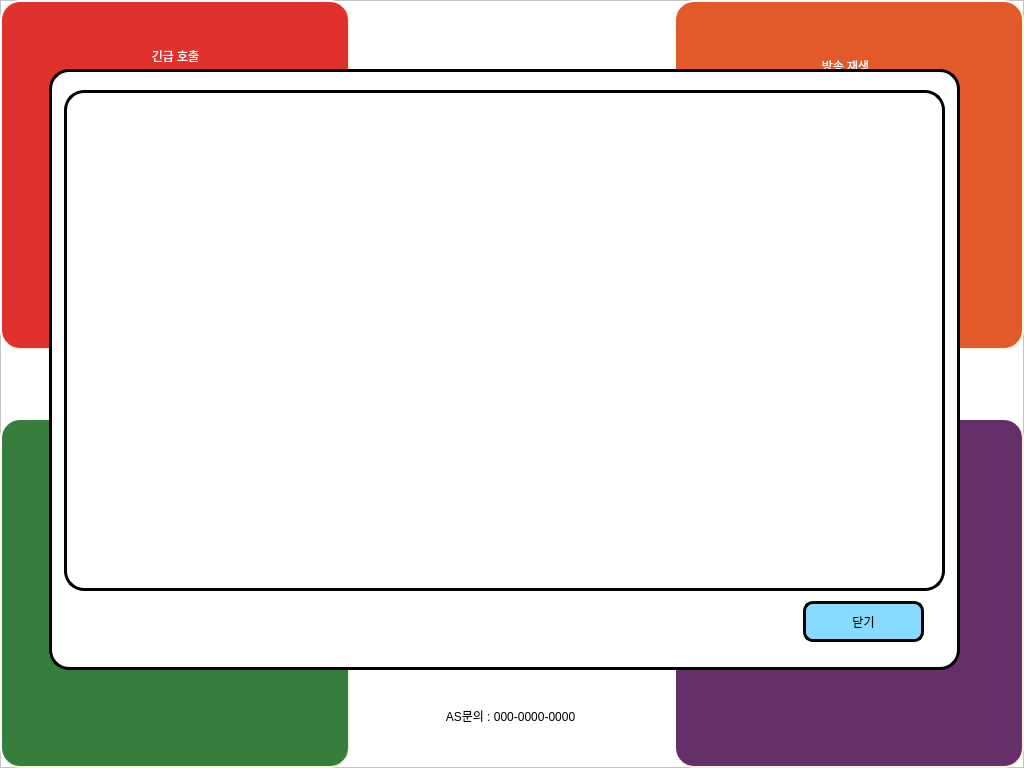
Before: the Qt Designer form broadcast.ui in twg0/BroadcastGUI, drawn with Qt 5.
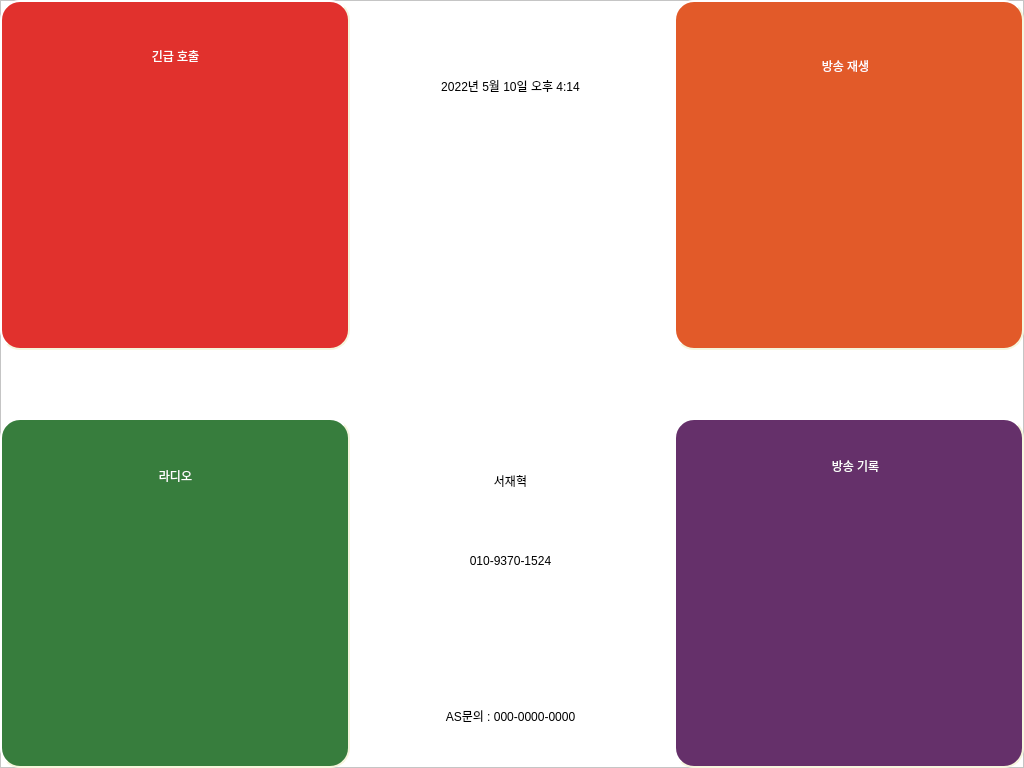
After: the same form once the commit is applied. Icons and pictures are not drawn.

Commit message: 0516_play_tts

```diff
--- a/broadcast.ui
+++ b/broadcast.ui
@@ -475,10 +475,11 @@
       </font>
      </property>
      <property name="styleSheet">
-      <string notr="true">background-color: rgb(197, 240, 255);
+      <string notr="true">background-color: rgb(255, 188, 111);
 border-radius: 20px;
+border: 2px solid black;
 font: 50pt &quot;휴먼둥근헤드라인&quot;;
-color: rgb(255, 188, 111);</string>
+color: rgb(255, 255, 255);</string>
      </property>
      <property name="text">
       <string>재생중</string>
@@ -497,8 +498,9 @@
       </rect>
      </property>
      <property name="styleSheet">
-      <string notr="true">background-color: rgb(255, 242, 194);
+      <string notr="true">background-color: #ffffff;
 border-radius: 10px;
+border: 2px solid black;
 font: 15pt &quot;맑은 고딕&quot;;</string>
      </property>
      <property name="text">
@@ -583,317 +585,6 @@
      </property>
     </widget>
    </widget>
-   <widget class="QFrame" name="radioFrame">
-    <property name="geometry">
-     <rect>
-      <x>70</x>
-      <y>100</y>
-      <width>891</width>
-      <height>591</height>
-     </rect>
-    </property>
-    <property name="styleSheet">
-     <string notr="true">background-color: rgb(189, 232, 211);
-border-radius: 20px;</string>
-    </property>
-    <property name="frameShape">
-     <enum>QFrame::StyledPanel</enum>
-    </property>
-    <property name="frameShadow">
-     <enum>QFrame::Raised</enum>
-    </property>
-    <widget class="QLineEdit" name="lineEdit">
-     <property name="geometry">
-      <rect>
-       <x>460</x>
-       <y>160</y>
-       <width>241</width>
-       <height>51</height>
-      </rect>
-     </property>
-     <property name="styleSheet">
-      <string notr="true">background-color: rgb(244, 255, 121);
-font: 75 16pt &quot;함초롬돋움&quot;;
-</string>
-     </property>
-     <property name="alignment">
-      <set>Qt::AlignCenter</set>
-     </property>
-    </widget>
-    <widget class="QLabel" name="curFreq_label">
-     <property name="geometry">
-      <rect>
-       <x>120</x>
-       <y>210</y>
-       <width>141</width>
-       <height>41</height>
-      </rect>
-     </property>
-     <property name="styleSheet">
-      <string notr="true">font: 18pt &quot;휴먼둥근헤드라인&quot;;</string>
-     </property>
-     <property name="text">
-      <string>현재 주파수</string>
-     </property>
-     <property name="alignment">
-      <set>Qt::AlignCenter</set>
-     </property>
-    </widget>
-    <widget class="QLabel" name="curFrequency">
-     <property name="geometry">
-      <rect>
-       <x>60</x>
-       <y>280</y>
-       <width>241</width>
-       <height>61</height>
-      </rect>
-     </property>
-     <property name="styleSheet">
-      <string notr="true">background-color: rgb(244, 255, 121);
-font: 18pt &quot;휴먼둥근헤드라인&quot;;</string>
-     </property>
-     <property name="text">
-      <string>95.9</string>
-     </property>
-     <property name="alignment">
-      <set>Qt::AlignCenter</set>
-     </property>
-    </widget>
-    <widget class="QPushButton" name="freqInput_btn">
-     <property name="geometry">
-      <rect>
-       <x>730</x>
-       <y>160</y>
-       <width>111</width>
-       <height>51</height>
-      </rect>
-     </property>
-     <property name="styleSheet">
-      <string notr="true">font: 16pt &quot;휴먼엑스포&quot;;
-background-color: rgb(220, 220, 255);</string>
-     </property>
-     <property name="text">
-      <string>입력</string>
-     </property>
-    </widget>
-    <widget class="QPushButton" name="radioClose_btn">
-     <property name="geometry">
-      <rect>
-       <x>720</x>
-       <y>510</y>
-       <width>121</width>
-       <height>41</height>
-      </rect>
-     </property>
-     <property name="styleSheet">
-      <string notr="true">font: 16pt &quot;휴먼엑스포&quot;;
-background-color: rgb(220, 220, 255);</string>
-     </property>
-     <property name="text">
-      <string>닫기</string>
-     </property>
-    </widget>
-    <widget class="QPushButton" name="Inc1">
-     <property name="geometry">
-      <rect>
-       <x>480</x>
-       <y>330</y>
-       <width>61</width>
-       <height>41</height>
-      </rect>
-     </property>
-     <property name="styleSheet">
-      <string notr="true">background-color: rgb(255, 247, 211);</string>
-     </property>
-     <property name="text">
-      <string/>
-     </property>
-     <property name="icon">
-      <iconset resource="../Desktop/서재혁/세종대/4-3/resource/resources.qrc">
-       <normaloff>:/newPrefix/top.png</normaloff>:/newPrefix/top.png</iconset>
-     </property>
-     <property name="iconSize">
-      <size>
-       <width>50</width>
-       <height>50</height>
-      </size>
-     </property>
-    </widget>
-    <widget class="QPushButton" name="inc_1">
-     <property name="geometry">
-      <rect>
-       <x>640</x>
-       <y>330</y>
-       <width>61</width>
-       <height>41</height>
-      </rect>
-     </property>
-     <property name="styleSheet">
-      <string notr="true">background-color: rgb(255, 247, 211);</string>
-     </property>
-     <property name="text">
-      <string/>
-     </property>
-     <property name="icon">
-      <iconset resource="../Desktop/서재혁/세종대/4-3/resource/resources.qrc">
-       <normaloff>:/newPrefix/top.png</normaloff>:/newPrefix/top.png</iconset>
-     </property>
-     <property name="iconSize">
-      <size>
-       <width>50</width>
-       <height>50</height>
-      </size>
-     </property>
-    </widget>
-    <widget class="QPushButton" name="dec1">
-     <property name="geometry">
-      <rect>
-       <x>480</x>
-       <y>380</y>
-       <width>61</width>
-       <height>41</height>
-      </rect>
-     </property>
-     <property name="styleSheet">
-      <string notr="true">background-color: rgb(255, 247, 211);</string>
-     </property>
-     <property name="text">
-      <string/>
-     </property>
-     <property name="icon">
-      <iconset resource="../Desktop/서재혁/세종대/4-3/resource/resources.qrc">
-       <normaloff>:/newPrefix/bottom.png</normaloff>:/newPrefix/bottom.png</iconset>
-     </property>
-     <property name="iconSize">
-      <size>
-       <width>50</width>
-       <height>50</height>
-      </size>
-     </property>
-    </widget>
-    <widget class="QPushButton" name="dec_1">
-     <property name="geometry">
-      <rect>
-       <x>640</x>
-       <y>380</y>
-       <width>61</width>
-       <height>41</height>
-      </rect>
-     </property>
-     <property name="styleSheet">
-      <string notr="true">background-color: rgb(255, 247, 211);</string>
-     </property>
-     <property name="text">
-      <string/>
-     </property>
-     <property name="icon">
-      <iconset resource="../Desktop/서재혁/세종대/4-3/resource/resources.qrc">
-       <normaloff>:/newPrefix/bottom.png</normaloff>:/newPrefix/bottom.png</iconset>
-     </property>
-     <property name="iconSize">
-      <size>
-       <width>50</width>
-       <height>50</height>
-      </size>
-     </property>
-    </widget>
-    <widget class="QLabel" name="label">
-     <property name="geometry">
-      <rect>
-       <x>460</x>
-       <y>280</y>
-       <width>91</width>
-       <height>41</height>
-      </rect>
-     </property>
-     <property name="font">
-      <font>
-       <family>휴먼모음T</family>
-       <pointsize>15</pointsize>
-       <weight>75</weight>
-       <bold>true</bold>
-      </font>
-     </property>
-     <property name="text">
-      <string>1 증가</string>
-     </property>
-     <property name="alignment">
-      <set>Qt::AlignCenter</set>
-     </property>
-    </widget>
-    <widget class="QLabel" name="label_2">
-     <property name="geometry">
-      <rect>
-       <x>620</x>
-       <y>280</y>
-       <width>91</width>
-       <height>41</height>
-      </rect>
-     </property>
-     <property name="font">
-      <font>
-       <family>휴먼모음T</family>
-       <pointsize>15</pointsize>
-       <weight>75</weight>
-       <bold>true</bold>
-      </font>
-     </property>
-     <property name="text">
-      <string>0.1 증가</string>
-     </property>
-     <property name="alignment">
-      <set>Qt::AlignCenter</set>
-     </property>
-    </widget>
-    <widget class="QLabel" name="label_4">
-     <property name="geometry">
-      <rect>
-       <x>620</x>
-       <y>430</y>
-       <width>91</width>
-       <height>41</height>
-      </rect>
-     </property>
-     <property name="font">
-      <font>
-       <family>휴먼모음T</family>
-       <pointsize>15</pointsize>
-       <weight>75</weight>
-       <bold>true</bold>
-      </font>
-     </property>
-     <property name="text">
-      <string>0.1 감소</string>
-     </property>
-     <property name="alignment">
-      <set>Qt::AlignCenter</set>
-     </property>
-    </widget>
-    <widget class="QLabel" name="label_5">
-     <property name="geometry">
-      <rect>
-       <x>460</x>
-       <y>430</y>
-       <width>91</width>
-       <height>41</height>
-      </rect>
-     </property>
-     <property name="font">
-      <font>
-       <family>휴먼모음T</family>
-       <pointsize>15</pointsize>
-       <weight>75</weight>
-       <bold>true</bold>
-      </font>
-     </property>
-     <property name="text">
-      <string>1 감소</string>
-     </property>
-     <property name="alignment">
-      <set>Qt::AlignCenter</set>
-     </property>
-    </widget>
-   </widget>
    <widget class="QFrame" name="emerFrame">
     <property name="geometry">
      <rect>
@@ -997,7 +688,7 @@
       </rect>
      </property>
      <property name="styleSheet">
-      <string notr="true">border:0px;
+      <string notr="true">border:2px solid black;
 font: 16pt &quot;휴먼둥근헤드라인&quot;;
 background-color: rgb(255, 0, 0);
 border-radius: 10px;
@@ -1008,12 +699,357 @@
      </property>
     </widget>
    </widget>
-   <zorder>loginFrame</zorder>
-   <zorder>playFrame</zorder>
+   <widget class="QFrame" name="radioFrame">
+    <property name="geometry">
+     <rect>
+      <x>130</x>
+      <y>170</y>
+      <width>781</width>
+      <height>411</height>
+     </rect>
+    </property>
+    <property name="styleSheet">
+     <string notr="true">background-color: rgb(189, 232, 211);
+border-radius: 20px;
+border: 2px solid black;</string>
+    </property>
+    <property name="frameShape">
+     <enum>QFrame::StyledPanel</enum>
+    </property>
+    <property name="frameShadow">
+     <enum>QFrame::Raised</enum>
+    </property>
+    <widget class="QLineEdit" name="lineEdit">
+     <property name="geometry">
+      <rect>
+       <x>90</x>
+       <y>300</y>
+       <width>191</width>
+       <height>51</height>
+      </rect>
+     </property>
+     <property name="styleSheet">
+      <string notr="true">background-color: #ffffff;
+font: 75 16pt &quot;함초롬돋움&quot;;
+</string>
+     </property>
+     <property name="alignment">
+      <set>Qt::AlignCenter</set>
+     </property>
+    </widget>
+    <widget class="QPushButton" name="freqInput_btn">
+     <property name="geometry">
+      <rect>
+       <x>300</x>
+       <y>300</y>
+       <width>111</width>
+       <height>51</height>
+      </rect>
+     </property>
+     <property name="styleSheet">
+      <string notr="true">font: 16pt &quot;휴먼엑스포&quot;;
+background-color: #ffffff;</string>
+     </property>
+     <property name="text">
+      <string>입력</string>
+     </property>
+    </widget>
+    <widget class="QPushButton" name="radioClose_btn">
+     <property name="geometry">
+      <rect>
+       <x>550</x>
+       <y>300</y>
+       <width>111</width>
+       <height>51</height>
+      </rect>
+     </property>
+     <property name="styleSheet">
+      <string notr="true">font: 16pt &quot;휴먼엑스포&quot;;
+background-color: #ffffff;</string>
+     </property>
+     <property name="text">
+      <string>닫기</string>
+     </property>
+    </widget>
+    <widget class="QPushButton" name="Inc1">
+     <property name="geometry">
+      <rect>
+       <x>510</x>
+       <y>140</y>
+       <width>61</width>
+       <height>41</height>
+      </rect>
+     </property>
+     <property name="styleSheet">
+      <string notr="true">background-color: #ffffff;</string>
+     </property>
+     <property name="text">
+      <string/>
+     </property>
+     <property name="icon">
+      <iconset resource="../Desktop/서재혁/세종대/4-3/resource/resources.qrc">
+       <normaloff>:/newPrefix/top.png</normaloff>:/newPrefix/top.png</iconset>
+     </property>
+     <property name="iconSize">
+      <size>
+       <width>50</width>
+       <height>50</height>
+      </size>
+     </property>
+    </widget>
+    <widget class="QPushButton" name="inc_1">
+     <property name="geometry">
+      <rect>
+       <x>640</x>
+       <y>140</y>
+       <width>61</width>
+       <height>41</height>
+      </rect>
+     </property>
+     <property name="styleSheet">
+      <string notr="true">background-color: #ffffff;</string>
+     </property>
+     <property name="text">
+      <string/>
+     </property>
+     <property name="icon">
+      <iconset resource="../Desktop/서재혁/세종대/4-3/resource/resources.qrc">
+       <normaloff>:/newPrefix/top.png</normaloff>:/newPrefix/top.png</iconset>
+     </property>
+     <property name="iconSize">
+      <size>
+       <width>50</width>
+       <height>50</height>
+      </size>
+     </property>
+    </widget>
+    <widget class="QPushButton" name="dec1">
+     <property name="geometry">
+      <rect>
+       <x>510</x>
+       <y>190</y>
+       <width>61</width>
+       <height>41</height>
+      </rect>
+     </property>
+     <property name="styleSheet">
+      <string notr="true">background-color: #ffffff;</string>
+     </property>
+     <property name="text">
+      <string/>
+     </property>
+     <property name="icon">
+      <iconset resource="../Desktop/서재혁/세종대/4-3/resource/resources.qrc">
+       <normaloff>:/newPrefix/bottom.png</normaloff>:/newPrefix/bottom.png</iconset>
+     </property>
+     <property name="iconSize">
+      <size>
+       <width>50</width>
+       <height>50</height>
+      </size>
+     </property>
+    </widget>
+    <widget class="QPushButton" name="dec_1">
+     <property name="geometry">
+      <rect>
+       <x>640</x>
+       <y>190</y>
+       <width>61</width>
+       <height>41</height>
+      </rect>
+     </property>
+     <property name="styleSheet">
+      <string notr="true">background-color: #ffffff;</string>
+     </property>
+     <property name="text">
+      <string/>
+     </property>
+     <property name="icon">
+      <iconset resource="../Desktop/서재혁/세종대/4-3/resource/resources.qrc">
+       <normaloff>:/newPrefix/bottom.png</normaloff>:/newPrefix/bottom.png</iconset>
+     </property>
+     <property name="iconSize">
+      <size>
+       <width>50</width>
+       <height>50</height>
+      </size>
+     </property>
+    </widget>
+    <widget class="QLabel" name="label">
+     <property name="geometry">
+      <rect>
+       <x>490</x>
+       <y>90</y>
+       <width>91</width>
+       <height>41</height>
+      </rect>
+     </property>
+     <property name="font">
+      <font>
+       <family>휴먼모음T</family>
+       <pointsize>15</pointsize>
+       <weight>75</weight>
+       <bold>true</bold>
+      </font>
+     </property>
+     <property name="styleSheet">
+      <string notr="true">border:0px;</string>
+     </property>
+     <property name="text">
+      <string>1 증가</string>
+     </property>
+     <property name="alignment">
+      <set>Qt::AlignCenter</set>
+     </property>
+    </widget>
+    <widget class="QLabel" name="label_2">
+     <property name="geometry">
+      <rect>
+       <x>620</x>
+       <y>90</y>
+       <width>91</width>
+       <height>41</height>
+      </rect>
+     </property>
+     <property name="font">
+      <font>
+       <family>휴먼모음T</family>
+       <pointsize>15</pointsize>
+       <weight>75</weight>
+       <bold>true</bold>
+      </font>
+     </property>
+     <property name="styleSheet">
+      <string notr="true">border:0px;</string>
+     </property>
+     <property name="text">
+      <string>0.1 증가</string>
+     </property>
+     <property name="alignment">
+      <set>Qt::AlignCenter</set>
+     </property>
+    </widget>
+    <widget class="QLabel" name="label_4">
+     <property name="geometry">
+      <rect>
+       <x>620</x>
+       <y>240</y>
+       <width>91</width>
+       <height>41</height>
+      </rect>
+     </property>
+     <property name="font">
+      <font>
+       <family>휴먼모음T</family>
+       <pointsize>15</pointsize>
+       <weight>75</weight>
+       <bold>true</bold>
+      </font>
+     </property>
+     <property name="styleSheet">
+      <string notr="true">border:0px;</string>
+     </property>
+     <property name="text">
+      <string>0.1 감소</string>
+     </property>
+     <property name="alignment">
+      <set>Qt::AlignCenter</set>
+     </property>
+    </widget>
+    <widget class="QLabel" name="label_5">
+     <property name="geometry">
+      <rect>
+       <x>490</x>
+       <y>240</y>
+       <width>91</width>
+       <height>41</height>
+      </rect>
+     </property>
+     <property name="font">
+      <font>
+       <family>휴먼모음T</family>
+       <pointsize>15</pointsize>
+       <weight>75</weight>
+       <bold>true</bold>
+      </font>
+     </property>
+     <property name="styleSheet">
+      <string notr="true">border:0px;</string>
+     </property>
+     <property name="text">
+      <string>1 감소</string>
+     </property>
+     <property name="alignment">
+      <set>Qt::AlignCenter</set>
+     </property>
+    </widget>
+    <widget class="QFrame" name="frame">
+     <property name="geometry">
+      <rect>
+       <x>90</x>
+       <y>100</y>
+       <width>321</width>
+       <height>151</height>
+      </rect>
+     </property>
+     <property name="styleSheet">
+      <string notr="true">background-color: qlineargradient(spread:pad, x1:0.5, y1:0, x2:0.5, y2:1, stop:0 rgba(230, 255, 206, 255), stop:1 rgba(255, 255, 255, 255));</string>
+     </property>
+     <property name="frameShape">
+      <enum>QFrame::StyledPanel</enum>
+     </property>
+     <property name="frameShadow">
+      <enum>QFrame::Raised</enum>
+     </property>
+     <widget class="QLabel" name="curFrequency">
+      <property name="geometry">
+       <rect>
+        <x>20</x>
+        <y>70</y>
+        <width>281</width>
+        <height>61</height>
+       </rect>
+      </property>
+      <property name="styleSheet">
+       <string notr="true">background-color: #ffffff;
+font: 18pt &quot;휴먼둥근헤드라인&quot;;</string>
+      </property>
+      <property name="text">
+       <string>95.9</string>
+      </property>
+      <property name="alignment">
+       <set>Qt::AlignCenter</set>
+      </property>
+     </widget>
+     <widget class="QLabel" name="curFreq_label">
+      <property name="geometry">
+       <rect>
+        <x>100</x>
+        <y>10</y>
+        <width>141</width>
+        <height>41</height>
+       </rect>
+      </property>
+      <property name="styleSheet">
+       <string notr="true">font: 18pt &quot;휴먼둥근헤드라인&quot;;
+border:0px;
+background:transparent;</string>
+      </property>
+      <property name="text">
+       <string>현재 주파수</string>
+      </property>
+      <property name="alignment">
+       <set>Qt::AlignCenter</set>
+      </property>
+     </widget>
+    </widget>
+   </widget>
    <zorder>radioFrame</zorder>
    <zorder>emerFrame</zorder>
-   <zorder>mainFrame</zorder>
    <zorder>listFrame</zorder>
+   <zorder>loginFrame</zorder>
+   <zorder>playFrame</zorder>
+   <zorder>mainFrame</zorder>
   </widget>
   <action name="actionaasdf">
    <property name="text">
```
The commit also changes 1 other file.
